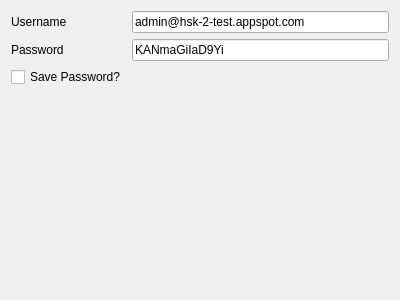
The window that viur_admin/ui/authuserpassword.ui (viur-framework/viur-admin) describes before a commit, drawn with Qt 5.
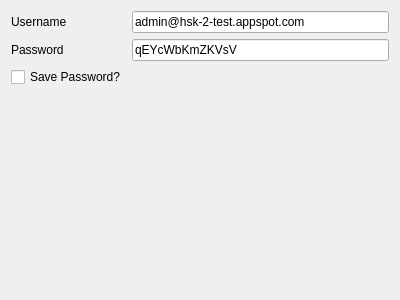
The same window after the commit.

```diff
--- a/viur_admin/ui/authuserpassword.ui
+++ b/viur_admin/ui/authuserpassword.ui
@@ -38,7 +38,7 @@
    <item row="1" column="1">
     <widget class="QLineEdit" name="editPassword">
      <property name="text">
-      <string>KANmaGiIaD9Yi</string>
+      <string>qEYcWbKmZKVsV</string>
      </property>
     </widget>
    </item>
```
